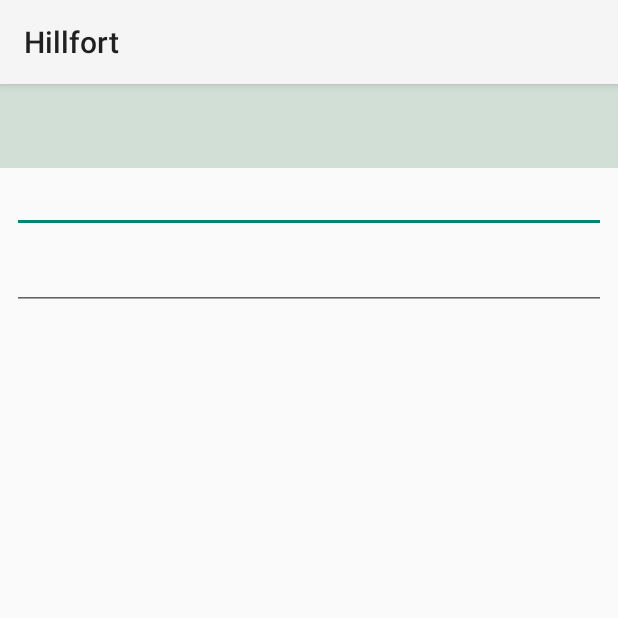
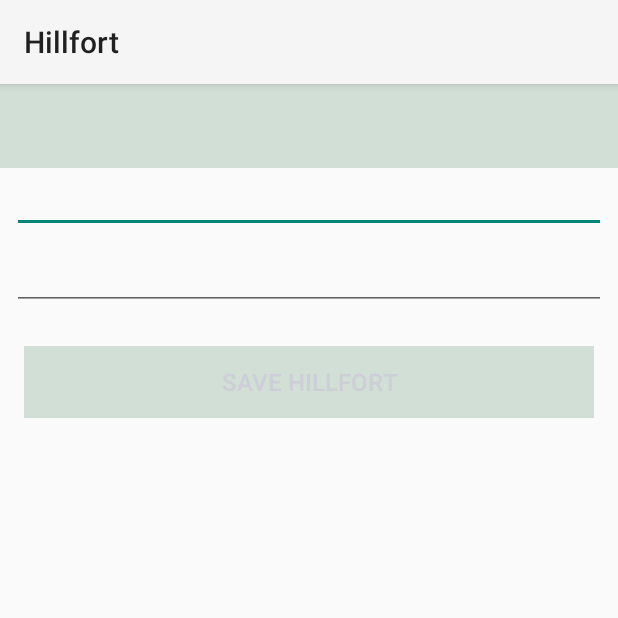
Before and after one commit to dimitraz/hillfort, an Android app: the HillfortActivity screen opened directly, with no data from a screen before it, on a phone screen of 412 x 824 dp, the top half of it. Run offline under Robolectric (Android 15) with nearby library versions, the phone set to English and light mode, and no system bars; 1 statement that could not run was skipped.

Commit message:
Edit hillfort

```diff
--- a/app/build.gradle
+++ b/app/build.gradle
@@ -22,6 +22,10 @@ android {
     }
 }
 
+androidExtensions {
+    experimental = true
+}
+
 dependencies {
     implementation fileTree(dir: 'libs', include: ['*.jar'])
     implementation"org.jetbrains.kotlin:kotlin-stdlib-jdk7:$kotlin_version"
--- a/app/src/main/java/org/wit/hillfort/models/HillfortModel.kt
+++ b/app/src/main/java/org/wit/hillfort/models/HillfortModel.kt
@@ -1,5 +1,11 @@
 package org.wit.hillfort.models
 
+import android.annotation.SuppressLint
+import android.os.Parcelable
+import kotlinx.android.parcel.Parcelize
+
+@SuppressLint("ParcelCreator")
+@Parcelize
 data class HillfortModel(var id: Long = 0,
                          var name: String = "",
-                         var description: String = "")
+                         var description: String = ""): Parcelable
--- a/app/src/main/res/layout/activity_hillfort.xml
+++ b/app/src/main/res/layout/activity_hillfort.xml
@@ -63,6 +63,19 @@
           android:padding="8dp"
           android:textColor="@color/colorPrimaryDark"
           android:textSize="14sp"/>
+
+        <Button
+          android:id="@+id/btnSave"
+          android:layout_width="match_parent"
+          android:layout_height="wrap_content"
+          android:layout_margin="16dp"
+          android:background="@color/colorAccent"
+          android:paddingBottom="8dp"
+          android:paddingTop="8dp"
+          android:stateListAnimator="@null"
+          android:text="@string/button_saveHillfort"
+          android:textColor="@color/colorPrimary"
+          android:textSize="16sp"/>
       </LinearLayout>
     </ScrollView>
 
--- a/app/src/main/res/values/strings.xml
+++ b/app/src/main/res/values/strings.xml
@@ -1,3 +1,5 @@
 <resources>
   <string name="app_name">Hillfort</string>
+  <string name="button_saveHillfort">Save Hillfort</string>
+  <string name="name_error">Please enter a valid title</string>
 </resources>
```
Also changed, not shown: app/src/main/java/org/wit/hillfort/activities/HillfortActivity.kt (+28 -2 lines), app/src/main/java/org/wit/hillfort/activities/HillfortAdapter.kt (+9 -3 lines), app/src/main/java/org/wit/hillfort/activities/HillfortListActivity.kt (+9 -2 lines).
